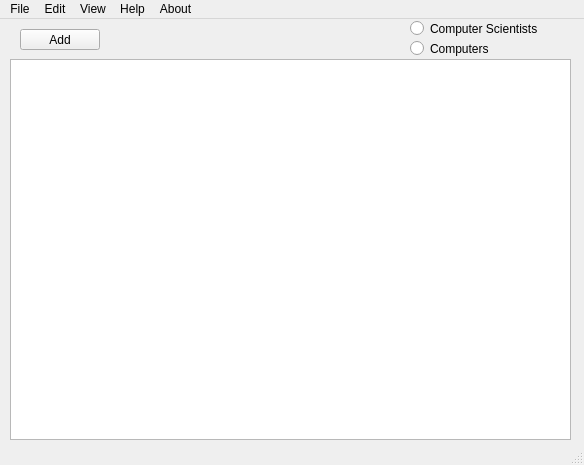
First picture: the form in mainwindow.ui, repository hrafnkelli14/Verklegt-verkefni-3, before the edit.
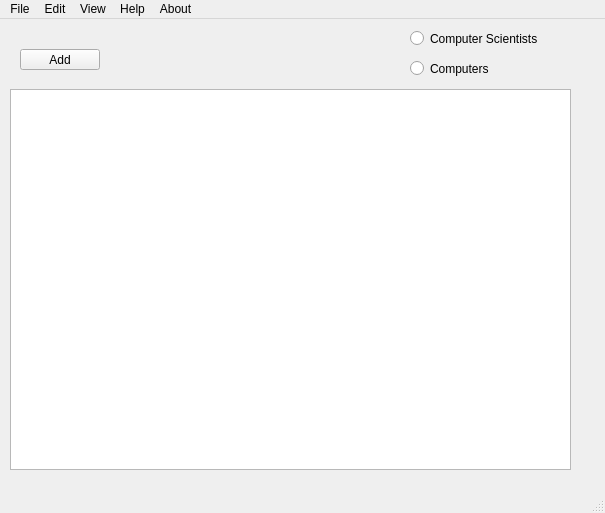
Second picture: the form after the edit.

Commit message: a little more space added to the main menu

Diff of the .ui file:
```diff
--- a/mainwindow.ui
+++ b/mainwindow.ui
@@ -6,8 +6,8 @@
    <rect>
     <x>0</x>
     <y>0</y>
-    <width>584</width>
-    <height>465</height>
+    <width>605</width>
+    <height>513</height>
    </rect>
   </property>
   <property name="windowTitle">
@@ -18,7 +18,7 @@
     <property name="geometry">
      <rect>
       <x>10</x>
-      <y>40</y>
+      <y>70</y>
       <width>561</width>
       <height>381</height>
      </rect>
@@ -28,7 +28,7 @@
     <property name="geometry">
      <rect>
       <x>410</x>
-      <y>0</y>
+      <y>10</y>
       <width>171</width>
       <height>19</height>
      </rect>
@@ -44,7 +44,7 @@
     <property name="geometry">
      <rect>
       <x>410</x>
-      <y>20</y>
+      <y>40</y>
       <width>111</width>
       <height>19</height>
      </rect>
@@ -60,7 +60,7 @@
     <property name="geometry">
      <rect>
       <x>20</x>
-      <y>10</y>
+      <y>30</y>
       <width>80</width>
       <height>21</height>
      </rect>
@@ -75,8 +75,8 @@
     <rect>
      <x>0</x>
      <y>0</y>
-     <width>584</width>
-     <height>20</height>
+     <width>605</width>
+     <height>31</height>
     </rect>
    </property>
    <widget class="QMenu" name="menuSkil_3">
```
